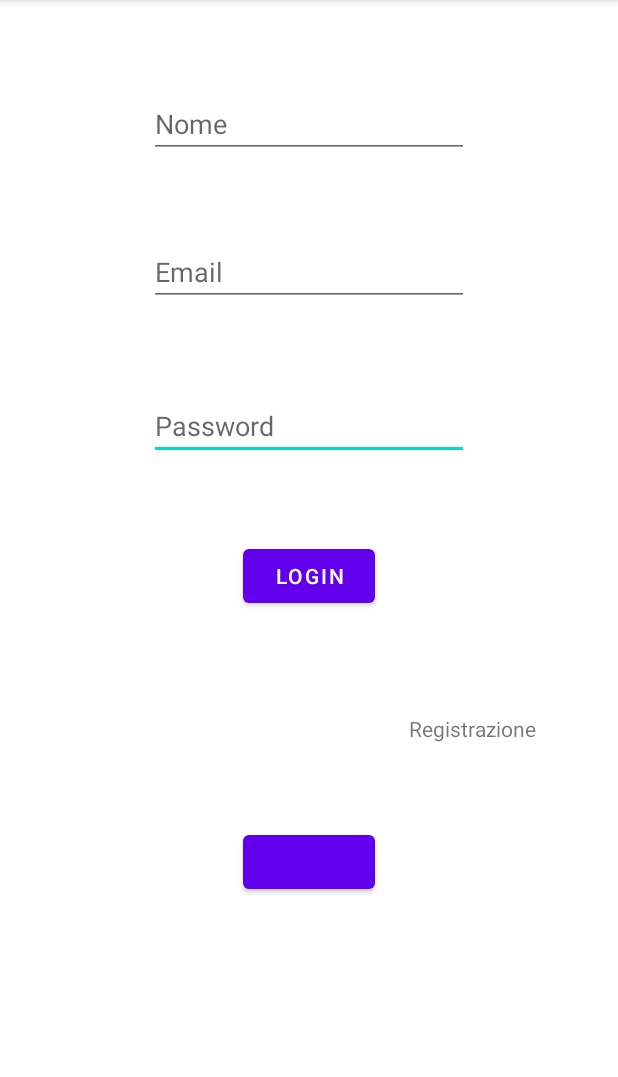
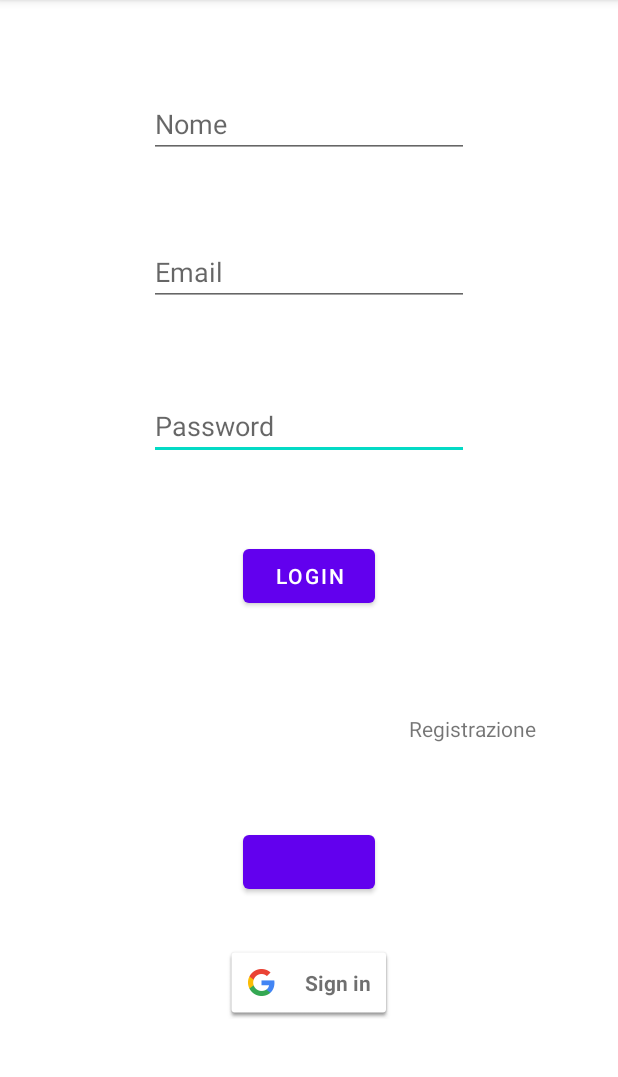
Before and after one commit to MrSen3/AutenticazioneNew, an Android app: the LoginActivity screen opened directly, with no data from a screen before it, on a phone screen of 412 x 824 dp, the part 84-1161 px from its top. Run offline under Robolectric (Android 15) with nearby library versions, the phone set to English and light mode, and no system bars; our stand-ins replace Firebase (no records; nobody signed in at launch, a user with empty details on screens opened directly); libraries missing offline, so code that uses them is left out: com.facebook, com.facebook.login; plain views replace LoginButton; 5 statements that could not run were skipped.

Commit message:
Google sign-in ok

```diff
--- a/app/src/main/java/it/pmsc/silviosenese/autenticazionenew/LoginActivity.java
+++ b/app/src/main/java/it/pmsc/silviosenese/autenticazionenew/LoginActivity.java
@@ -19,7 +19,12 @@ import com.facebook.FacebookException;
 import com.facebook.FacebookSdk;
 import com.facebook.login.LoginResult;
 import com.facebook.login.widget.LoginButton;
+import com.google.android.gms.auth.api.signin.GoogleSignIn;
+import com.google.android.gms.auth.api.signin.GoogleSignInAccount;
 import com.google.android.gms.auth.api.signin.GoogleSignInClient;
+import com.google.android.gms.auth.api.signin.GoogleSignInOptions;
+import com.google.android.gms.common.SignInButton;
+import com.google.android.gms.common.api.ApiException;
 import com.google.android.gms.tasks.OnCompleteListener;
 import com.google.android.gms.tasks.Task;
 import com.google.firebase.auth.AuthCredential;
@@ -27,9 +32,11 @@ import com.google.firebase.auth.AuthResult;
 import com.google.firebase.auth.FacebookAuthProvider;
 import com.google.firebase.auth.FirebaseAuth;
 import com.google.firebase.auth.FirebaseUser;
+import com.google.firebase.auth.GoogleAuthProvider;
 
 public class LoginActivity extends AppCompatActivity {
-final private String TAG = "Login Activity";
+    private static final int RC_SIGN_IN = 1;
+    final private String TAG = "Login Activity";
     EditText nome;
     EditText email;
     EditText password;
@@ -41,8 +48,7 @@ final private String TAG = "Login Activity";
 
     //Google
     GoogleSignInClient mGoogleSignInClient;
-
-    //DAjeDajeDaje
+    SignInButton buttonGoogle;
 
     //Facebook
     LoginButton loginButton;
@@ -75,7 +81,21 @@ final private String TAG = "Login Activity";
         invia = findViewById(R.id.bt_login);
         registrazione = findViewById(R.id.text_registra);
 
+        buttonGoogle=(SignInButton)findViewById(R.id.sign_in_button);
         //login con google
+        // Configure Google Sign In
+        GoogleSignInOptions gso = new GoogleSignInOptions.Builder(GoogleSignInOptions.DEFAULT_SIGN_IN)
+                .requestIdToken(getString(R.string.default_web_client_id))
+                .requestEmail()
+                .build();
+
+        mGoogleSignInClient = GoogleSignIn.getClient(this, gso);
+        buttonGoogle.setOnClickListener(new View.OnClickListener() {
+            @Override
+            public void onClick(View v) {
+                signInGoogle();
+            }
+        });
 
         //login con facebook
         // Initialize Facebook Login button
@@ -101,15 +121,53 @@ final private String TAG = "Login Activity";
 
     }
 
+    //Login con Google
+    private void signInGoogle() {
+        Intent signInIntent = mGoogleSignInClient.getSignInIntent();
+        startActivityForResult(signInIntent, RC_SIGN_IN);
+    }
+
     @Override
     protected void onActivityResult(int requestCode, int resultCode, Intent data) {
         super.onActivityResult(requestCode, resultCode, data);
 
         //Login di Google
-
+        // Result returned from launching the Intent from GoogleSignInApi.getSignInIntent(...);
+        if (requestCode == RC_SIGN_IN) {
+            Task<GoogleSignInAccount> task = GoogleSignIn.getSignedInAccountFromIntent(data);
+            try {
+                // Google Sign In was successful, authenticate with Firebase
+                GoogleSignInAccount account = task.getResult(ApiException.class);
+                Log.d(TAG, "firebaseAuthWithGoogle:" + account.getId());
+                firebaseAuthWithGoogle(account.getIdToken());
+            } catch (ApiException e) {
+                // Google Sign In failed, update UI appropriately
+                Log.w(TAG, "Google sign in failed", e);
+            }
+        }
 
         // Pass the activity result back to the Facebook SDK
         mCallbackManager.onActivityResult(requestCode, resultCode, data);
+    }
+
+    private void firebaseAuthWithGoogle(String idToken) {
+        AuthCredential credential = GoogleAuthProvider.getCredential(idToken, null);
+        mAuth.signInWithCredential(credential)
+                .addOnCompleteListener(this, new OnCompleteListener<AuthResult>() {
+                    @Override
+                    public void onComplete(@NonNull Task<AuthResult> task) {
+                        if (task.isSuccessful()) {
+                            // Sign in success, update UI with the signed-in user's information
+                            Log.d(TAG, "signInWithCredential:success");
+                            FirebaseUser user = mAuth.getCurrentUser();
+                            updateUI(user);
+                        } else {
+                            // If sign in fails, display a message to the user.
+                            Log.w(TAG, "signInWithCredential:failure", task.getException());
+                            updateUI(null);
+                        }
+                    }
+                });
     }
 
     private void riempiCampi(Intent fromRegisterToLogin) {
--- a/app/src/main/res/layout/activity_login.xml
+++ b/app/src/main/res/layout/activity_login.xml
@@ -83,5 +83,14 @@
         app:layout_constraintTop_toTopOf="parent"
         app:layout_constraintVertical_bias="0.765" />
 
+    <com.google.android.gms.common.SignInButton
+        android:id="@+id/sign_in_button"
+        android:layout_width="wrap_content"
+        android:layout_height="wrap_content"
+        app:layout_constraintBottom_toBottomOf="parent"
+        app:layout_constraintEnd_toEndOf="parent"
+        app:layout_constraintStart_toStartOf="parent"
+        app:layout_constraintTop_toTopOf="parent"
+        app:layout_constraintVertical_bias="0.877" />
 
 </androidx.constraintlayout.widget.ConstraintLayout>
```
